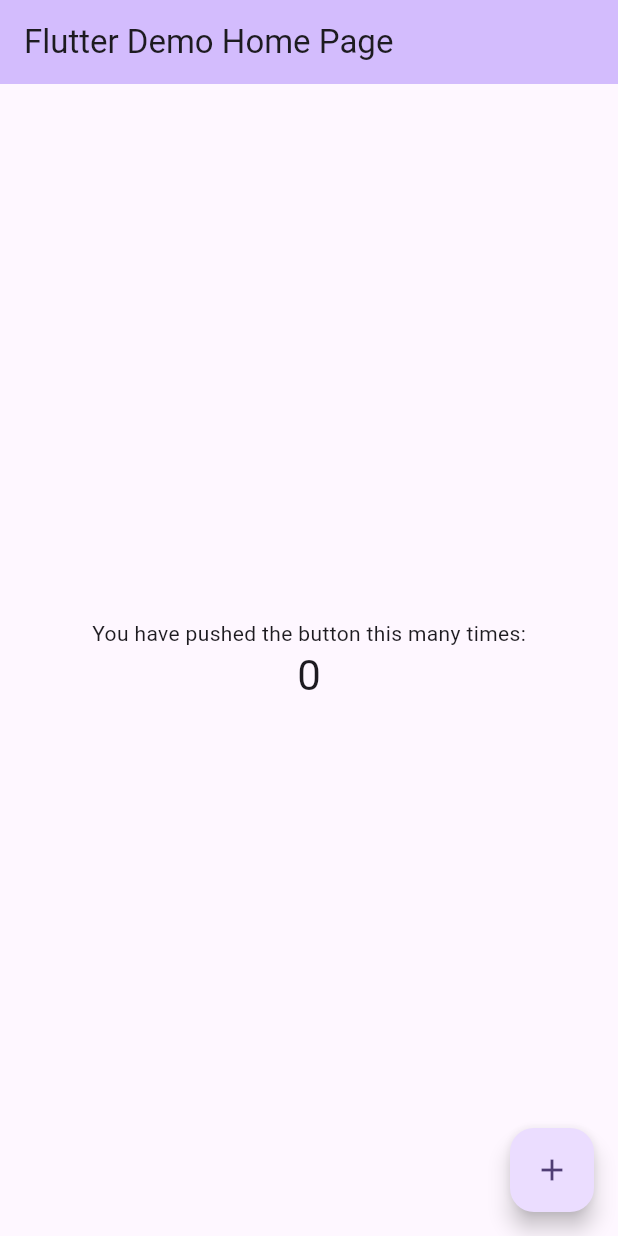
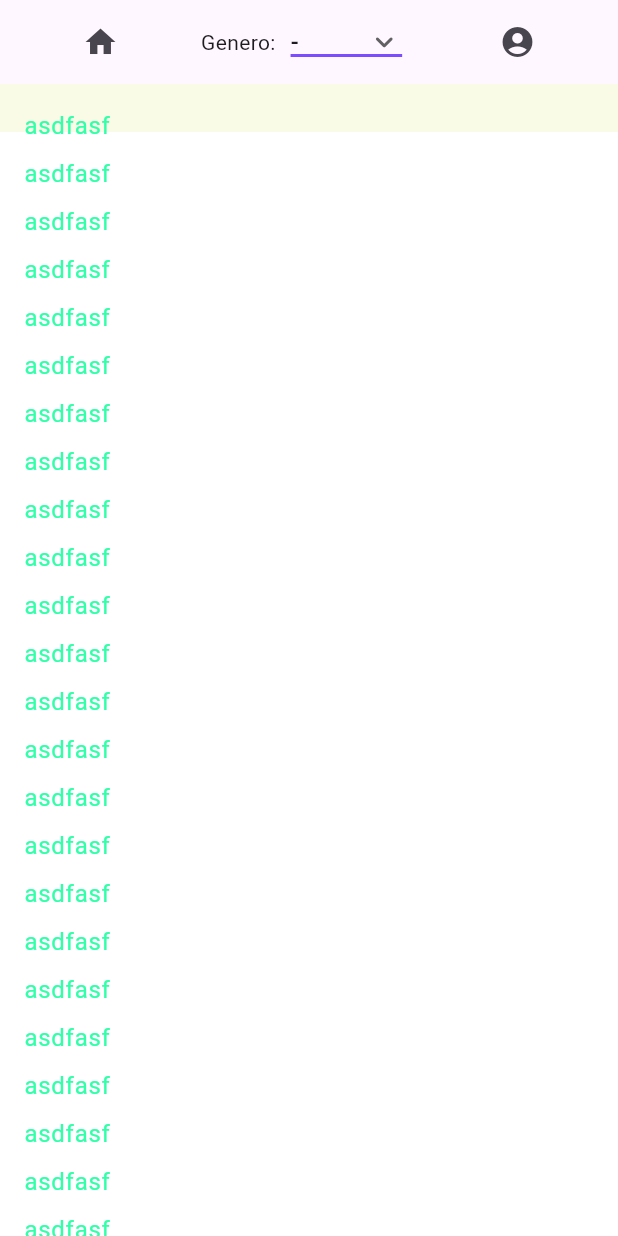
Before and after one commit to LucianoMassoni/1_Final, a Flutter app: the screen it shows after launch, on a phone screen of 412 x 824 dp. Run offline on Flutter 3.47's test engine with Material 3 defaults, Android fonts, the phone set to English and light mode, and no system bars.

Commit message:
+ par de pantallas y widgets para empezar a probar.

```diff
--- a/lib/main.dart
+++ b/lib/main.dart
@@ -1,4 +1,6 @@
 import 'package:flutter/material.dart';
+
+import 'screens/pantallaPeliculas.dart';
 
 void main() {
   runApp(const MyApp());
@@ -11,115 +13,13 @@ class MyApp extends StatelessWidget {
   @override
   Widget build(BuildContext context) {
     return MaterialApp(
-      title: 'Flutter Demo',
+      title: 'pelis',
+      debugShowCheckedModeBanner: false,
       theme: ThemeData(
-        // This is the theme of your application.
-        //
-        // TRY THIS: Try running your application with "flutter run". You'll see
-        // the application has a blue toolbar. Then, without quitting the app,
-        // try changing the seedColor in the colorScheme below to Colors.green
-        // and then invoke "hot reload" (save your changes or press the "hot
-        // reload" button in a Flutter-supported IDE, or press "r" if you used
-        // the command line to start the app).
-        //
-        // Notice that the counter didn't reset back to zero; the application
-        // state is not lost during the reload. To reset the state, use hot
-        // restart instead.
-        //
-        // This works for code too, not just values: Most code changes can be
-        // tested with just a hot reload.
         colorScheme: ColorScheme.fromSeed(seedColor: Colors.deepPurple),
         useMaterial3: true,
       ),
-      home: const MyHomePage(title: 'Flutter Demo Home Page'),
+      home: const pantallaPeliculas(),
     );
   }
 }
-
-class MyHomePage extends StatefulWidget {
-  const MyHomePage({super.key, required this.title});
-
-  // This widget is the home page of your application. It is stateful, meaning
-  // that it has a State object (defined below) that contains fields that affect
-  // how it looks.
-
-  // This class is the configuration for the state. It holds the values (in this
-  // case the title) provided by the parent (in this case the App widget) and
-  // used by the build method of the State. Fields in a Widget subclass are
-  // always marked "final".
-
-  final String title;
-
-  @override
-  State<MyHomePage> createState() => _MyHomePageState();
-}
-
-class _MyHomePageState extends State<MyHomePage> {
-  int _counter = 0;
-
-  void _incrementCounter() {
-    setState(() {
-      // This call to setState tells the Flutter framework that something has
-      // changed in this State, which causes it to rerun the build method below
-      // so that the display can reflect the updated values. If we changed
-      // _counter without calling setState(), then the build method would not be
-      // called again, and so nothing would appear to happen.
-      _counter++;
-    });
-  }
-
-  @override
-  Widget build(BuildContext context) {
-    // This method is rerun every time setState is called, for instance as done
-    // by the _incrementCounter method above.
-    //
-    // The Flutter framework has been optimized to make rerunning build methods
-    // fast, so that you can just rebuild anything that needs updating rather
-    // than having to individually change instances of widgets.
-    return Scaffold(
-      appBar: AppBar(
-        // TRY THIS: Try changing the color here to a specific color (to
-        // Colors.amber, perhaps?) and trigger a hot reload to see the AppBar
-        // change color while the other colors stay the same.
-        backgroundColor: Theme.of(context).colorScheme.inversePrimary,
-        // Here we take the value from the MyHomePage object that was created by
-        // the App.build method, and use it to set our appbar title.
-        title: Text(widget.title),
-      ),
-      body: Center(
-        // Center is a layout widget. It takes a single child and positions it
-        // in the middle of the parent.
-        child: Column(
-          // Column is also a layout widget. It takes a list of children and
-          // arranges them vertically. By default, it sizes itself to fit its
-          // children horizontally, and tries to be as tall as its parent.
-          //
-          // Column has various properties to control how it sizes itself and
-          // how it positions its children. Here we use mainAxisAlignment to
-          // center the children vertically; the main axis here is the vertical
-          // axis because Columns are vertical (the cross axis would be
-          // horizontal).
-          //
-          // TRY THIS: Invoke "debug painting" (choose the "Toggle Debug Paint"
-          // action in the IDE, or press "p" in the console), to see the
-          // wireframe for each widget.
-          mainAxisAlignment: MainAxisAlignment.center,
-          children: <Widget>[
-            const Text(
-              'You have pushed the button this many times:',
-            ),
-            Text(
-              '$_counter',
-              style: Theme.of(context).textTheme.headlineMedium,
-            ),
-          ],
-        ),
-      ),
-      floatingActionButton: FloatingActionButton(
-        onPressed: _incrementCounter,
-        tooltip: 'Increment',
-        child: const Icon(Icons.add),
-      ), // This trailing comma makes auto-formatting nicer for build methods.
-    );
-  }
-}
--- /dev/null
+++ b/lib/screens/pantallaPeliculas.dart
@@ -0,0 +1,218 @@
+import 'package:flutter/material.dart';
+import '../widgets/GenerosDropdownButton.dart';
+
+
+
+class pantallaPeliculas extends StatelessWidget{
+  const pantallaPeliculas ({super.key});
+
+  @override
+  Widget build(BuildContext context){
+
+    return Scaffold(
+      extendBodyBehindAppBar: true,
+      backgroundColor: const Color.fromARGB(228, 255, 255, 255),
+      appBar: AppBar(
+
+        // title: const Text("tasdfasdfasdf"),
+        // backgroundColor: Color.fromARGB(228, 255, 255, 255),
+        // elevation: 0,
+        // centerTitle: true,
+        actions: <Widget> [
+          const Spacer(),
+          IconButton(
+            padding: const EdgeInsets.all(10),
+            icon: const Icon(Icons.home),
+            onPressed: (){
+              print("home");
+
+            }
+          ),
+          const Spacer(),
+          const Text("Genero:"),
+          const GenerosDropdownButton(),
+          const Spacer(),
+          IconButton(
+            padding: const EdgeInsets.all(10),
+            icon: const Icon(Icons.account_circle),
+            onPressed: (){
+              print("oa");
+            }
+          ),
+          const Spacer(),
+        ],
+
+      ),
+
+      body: ListView(
+        prototypeItem: const Padding(padding: EdgeInsets.all(16.0)),
+
+        children: [
+          Ink(
+            color: Colors.lime[50],
+            child: const ListTile(
+              title: Text("asdfasf"),
+              textColor: Color.fromARGB(255, 49, 255, 169)
+            ),
+            ),
+          const ListTile(
+            title: Text("asdfasf"),
+            textColor: Color.fromARGB(255, 49, 255, 169)
+            ),
+          const ListTile(
+            title: Text("asdfasf"),
+            textColor: Color.fromARGB(255, 49, 255, 169)
+            ),
+          const ListTile(
+            title: Text("asdfasf"),
+            textColor: Color.fromARGB(255, 49, 255, 169)
+            ),
+          const ListTile(
+            title: Text("asdfasf"),
+            textColor: Color.fromARGB(255, 49, 255, 169)
+            ),
+          const ListTile(
+            title: Text("asdfasf"),
+            textColor: Color.fromARGB(255, 49, 255, 169)
+            ),
+          const ListTile(
+            title: Text("asdfasf"),
+            textColor: Color.fromARGB(255, 49, 255, 169)
+            ),
+          const ListTile(
+            title: Text("asdfasf"),
+            textColor: Color.fromARGB(255, 49, 255, 169)
+            ),
+          const ListTile(
+            title: Text("asdfasf"),
+            textColor: Color.fromARGB(255, 49, 255, 169)
+            ),
+          const ListTile(
+            title: Text("asdfasf"),
+            textColor: Color.fromARGB(255, 49, 255, 169)
+            ),
+          const ListTile(
+            title: Text("asdfasf"),
+            textColor: Color.fromARGB(255, 49, 255, 169)
+            ),
+          const ListTile(
+            title: Text("asdfasf"),
+            textColor: Color.fromARGB(255, 49, 255, 169)
+            ),
+          const ListTile(
+            title: Text("asdfasf"),
+            textColor: Color.fromARGB(255, 49, 255, 169)
+            ),
+          const ListTile(
+            title: Text("asdfasf"),
+            textColor: Color.fromARGB(255, 49, 255, 169)
+            ),
+          const ListTile(
+            title: Text("asdfasf"),
+            textColor: Color.fromARGB(255, 49, 255, 169)
+            ),
+          const ListTile(
+            title: Text("asdfasf"),
+            textColor: Color.fromARGB(255, 49, 255, 169)
+            ),
+          const ListTile(
+            title: Text("asdfasf"),
+            textColor: Color.fromARGB(255, 49, 255, 169)
+            ),
+          const ListTile(
+            title: Text("asdfasf"),
+            textColor: Color.fromARGB(255, 49, 255, 169)
+            ),
+          const ListTile(
+            title: Text("asdfasf"),
+            textColor: Color.fromARGB(255, 49, 255, 169)
+            ),
+          const ListTile(
+            title: Text("asdfasf"),
+            textColor: Color.fromARGB(255, 49, 255, 169)
+            ),
+          const ListTile(
+            title: Text("asdfasf"),
+            textColor: Color.fromARGB(255, 49, 255, 169)
+            ),
+          const ListTile(
+            title: Text("asdfasf"),
+            textColor: Color.fromARGB(255, 49, 255, 169)
+            ),
+          const ListTile(
+            title: Text("asdfasf"),
+            textColor: Color.fromARGB(255, 49, 255, 169)
+            ),
+          const ListTile(
+            title: Text("asdfasf"),
+            textColor: Color.fromARGB(255, 49, 255, 169)
+            ),
+          const ListTile(
+            title: Text("asdfasf"),
+            textColor: Color.fromARGB(255, 49, 255, 169)
+            ),
+          const ListTile(
+            title: Text("asdfasf"),
+            textColor: Color.fromARGB(255, 49, 255, 169)
+            ),
+          const ListTile(
+            title: Text("asdfasf"),
+            textColor: Color.fromARGB(255, 49, 255, 169)
+            ),
+          const ListTile(
+            title: Text("asdfasf"),
+            textColor: Color.fromARGB(255, 49, 255, 169)
+            ),
+          const ListTile(
+            title: Text("asdfasf"),
+            textColor: Color.fromARGB(255, 49, 255, 169)
+            ),
+          const ListTile(
+            title: Text("asdfasf"),
+            textColor: Color.fromARGB(255, 49, 255, 169)
+            ),
+          const ListTile(
+            title: Text("asdfasf"),
+            textColor: Color.fromARGB(255, 49, 255, 169)
+            ),
+          const ListTile(
+            title: Text("asdfasf"),
+            textColor: Color.fromARGB(255, 49, 255, 169)
+            ),
+          const ListTile(
+            title: Text("asdfasf"),
+            textColor: Color.fromARGB(255, 49, 255, 169)
+            ),
+          const ListTile(
+            title: Text("asdfasf"),
+            textColor: Color.fromARGB(255, 49, 255, 169)
+            ),
+          const ListTile(
+            title: Text("asdfasf"),
+            textColor: Color.fromARGB(255, 49, 255, 169)
+            ),
+          const ListTile(
+            title: Text("asdfasf"),
+            textColor: Color.fromARGB(255, 49, 255, 169)
+            ),
+          const ListTile(
+            title: Text("asdfasf"),
+            textColor: Color.fromARGB(255, 49, 255, 169)
+            ),
+          const ListTile(
+            title: Text("asdfasf"),
+            textColor: Color.fromARGB(255, 49, 255, 169)
+            ),
+          const ListTile(
+            title: Text("asdfasf"),
+            textColor: Color.fromARGB(255, 49, 255, 169)
+            ),
+          const ListTile(
+            title: Text("asdfasf"),
+            textColor: Color.fromARGB(255, 49, 255, 169)
+            )
+        ],
+      ),
+    );
+  }
+}
--- /dev/null
+++ b/lib/widgets/GenerosDropdownButton.dart
@@ -0,0 +1,43 @@
+import 'package:flutter/material.dart';
+
+List<String> generos = <String> ["-","Terror", "Drama", "Accion"];
+
+class GenerosDropdownButton extends StatefulWidget {
+  const GenerosDropdownButton({super.key});
+
+  @override
+  State<GenerosDropdownButton> createState() => _GenerosDropdownButtonState();
+}
+
+class _GenerosDropdownButtonState extends State<GenerosDropdownButton> {
+  String dropdownValue = generos.first;
+
+  @override
+  Widget build(BuildContext context) {
+    return DropdownButton<String>(
+      value: dropdownValue,
+      icon: const Icon(Icons.keyboard_arrow_down_rounded),
+      elevation: 16,
+      // style: const TextStyle(color: Colors.deepPurple),
+      borderRadius: BorderRadius.circular(20),
+      padding: const EdgeInsets.all(10),
+      underline: Container(
+        height: 2,
+        color: Colors.deepPurpleAccent,
+      ),
+      onChanged: (String? value) {
+        // This is called when the user selects an item.
+        setState(() {
+          dropdownValue = value!;
+          //TODO - Aca poner la llamada a la api??
+        });
+      },
+      items: generos.map<DropdownMenuItem<String>>((String value) {
+        return DropdownMenuItem<String>(
+          value: value,
+          child: Text(value),
+        );
+      }).toList(),
+    );
+  }
+}
--- /dev/null
+++ b/lib/widgets/portadaPeliculaWidget.dart
@@ -0,0 +1,12 @@
+import 'package:flutter/material.dart';
+
+class PortadaPeliculaWidget extends StatelessWidget {
+  const PortadaPeliculaWidget({super.key});
+
+  @override
+  Widget build(BuildContext context) {
+    return Container(
+      child:Text("data")
+      );
+  }
+}
```
Also changed, not shown: 27 other files.
